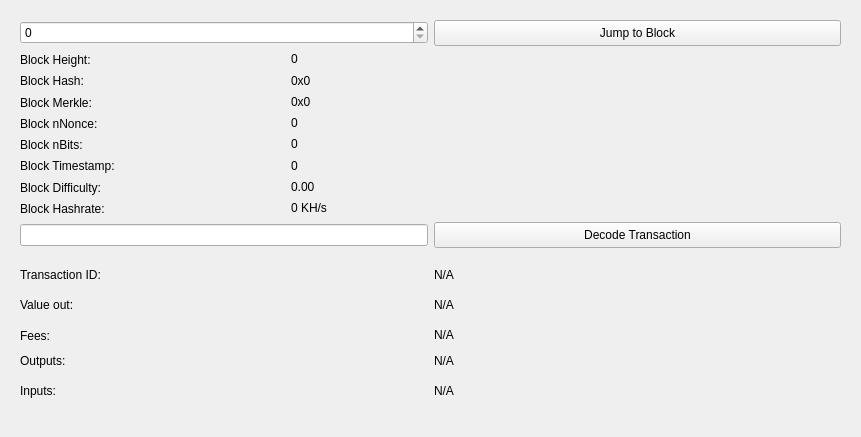
Old version of the form src/qt/forms/blockbrowser.ui in the repository SyndicateLabs/SyndicateQT.
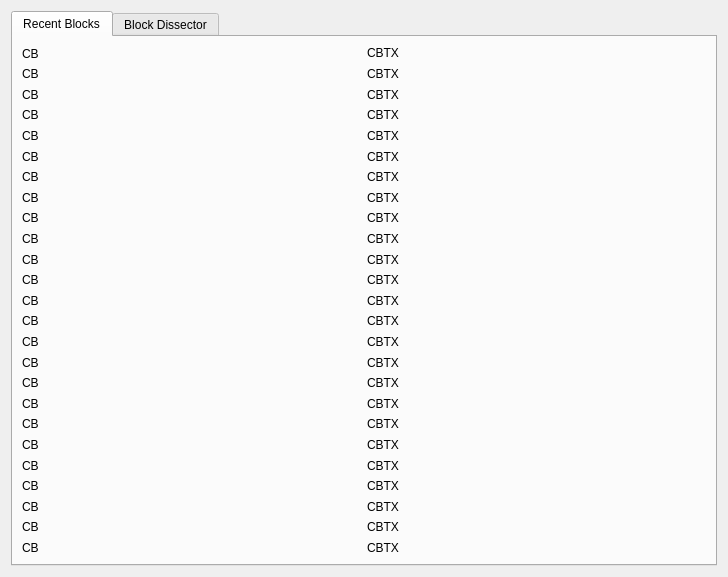
New version of the form.

```diff
--- a/src/qt/forms/blockbrowser.ui
+++ b/src/qt/forms/blockbrowser.ui
@@ -12,8 +12,8 @@
    <rect>
     <x>0</x>
     <y>0</y>
-    <width>861</width>
-    <height>437</height>
+    <width>728</width>
+    <height>577</height>
    </rect>
   </property>
   <property name="sizePolicy">
@@ -30,6 +30,384 @@
   </property>
   <layout class="QGridLayout" name="gridLayout_3">
    <item row="0" column="0">
+    <widget class="QTabWidget" name="tabWidget">
+     <property name="currentIndex">
+      <number>0</number>
+     </property>
+     <widget class="QWidget" name="tab">
+      <attribute name="title">
+       <string>Recent Blocks</string>
+      </attribute>
+      <layout class="QGridLayout" name="gridLayout_5">
+       <item row="0" column="0">
+        <layout class="QVBoxLayout" name="verticalLayout">
+         <item>
+          <widget class="QLabel" name="cbLabel">
+           <property name="text">
+            <string>CB</string>
+           </property>
+          </widget>
+         </item>
+         <item>
+          <widget class="QLabel" name="cbLabel_2">
+           <property name="text">
+            <string>CB</string>
+           </property>
+          </widget>
+         </item>
+         <item>
+          <widget class="QLabel" name="cbLabel_3">
+           <property name="text">
+            <string>CB</string>
+           </property>
+          </widget>
+         </item>
+         <item>
+          <widget class="QLabel" name="cbLabel_4">
+           <property name="text">
+            <string>CB</string>
+           </property>
+          </widget>
+         </item>
+         <item>
+          <widget class="QLabel" name="cbLabel_5">
+           <property name="text">
+            <string>CB</string>
+           </property>
+          </widget>
+         </item>
+         <item>
+          <widget class="QLabel" name="cbLabel_6">
+           <property name="text">
+            <string>CB</string>
+           </property>
+          </widget>
+         </item>
+         <item>
+          <widget class="QLabel" name="cbLabel_7">
+           <property name="text">
+            <string>CB</string>
+           </property>
+          </widget>
+         </item>
+         <item>
+          <widget class="QLabel" name="cbLabel_8">
+           <property name="text">
+            <string>CB</string>
+           </property>
+          </widget>
+         </item>
+         <item>
+          <widget class="QLabel" name="cbLabel_9">
+           <property name="text">
+            <string>CB</string>
+           </property>
+          </widget>
+         </item>
+         <item>
+          <widget class="QLabel" name="cbLabel_10">
+           <property name="text">
+            <string>CB</string>
+           </property>
+          </widget>
+         </item>
+         <item>
+          <widget class="QLabel" name="cbLabel_11">
+           <property name="text">
+            <string>CB</string>
+           </property>
+          </widget>
+         </item>
+         <item>
+          <widget class="QLabel" name="cbLabel_12">
+           <property name="text">
+            <string>CB</string>
+           </property>
+          </widget>
+         </item>
+         <item>
+          <widget class="QLabel" name="cbLabel_13">
+           <property name="text">
+            <string>CB</string>
+           </property>
+          </widget>
+         </item>
+         <item>
+          <widget class="QLabel" name="cbLabel_14">
+           <property name="text">
+            <string>CB</string>
+           </property>
+          </widget>
+         </item>
+         <item>
+          <widget class="QLabel" name="cbLabel_15">
+           <property name="text">
+            <string>CB</string>
+           </property>
+          </widget>
+         </item>
+         <item>
+          <widget class="QLabel" name="cbLabel_16">
+           <property name="text">
+            <string>CB</string>
+           </property>
+          </widget>
+         </item>
+         <item>
+          <widget class="QLabel" name="cbLabel_17">
+           <property name="text">
+            <string>CB</string>
+           </property>
+          </widget>
+         </item>
+         <item>
+          <widget class="QLabel" name="cbLabel_18">
+           <property name="text">
+            <string>CB</string>
+           </property>
+          </widget>
+         </item>
+         <item>
+          <widget class="QLabel" name="cbLabel_19">
+           <property name="text">
+            <string>CB</string>
+           </property>
+          </widget>
+         </item>
+         <item>
+          <widget class="QLabel" name="cbLabel_20">
+           <property name="text">
+            <string>CB</string>
+           </property>
+          </widget>
+         </item>
+         <item>
+          <widget class="QLabel" name="cbLabel_21">
+           <property name="text">
+            <string>CB</string>
+           </property>
+          </widget>
+         </item>
+         <item>
+          <widget class="QLabel" name="cbLabel_22">
+           <property name="text">
+            <string>CB</string>
+           </property>
+          </widget>
+         </item>
+         <item>
+          <widget class="QLabel" name="cbLabel_23">
+           <property name="text">
+            <string>CB</string>
+           </property>
+          </widget>
+         </item>
+         <item>
+          <widget class="QLabel" name="cbLabel_24">
+           <property name="text">
+            <string>CB</string>
+           </property>
+          </widget>
+         </item>
+         <item>
+          <widget class="QLabel" name="cbLabel_25">
+           <property name="text">
+            <string>CB</string>
+           </property>
+          </widget>
+         </item>
+        </layout>
+       </item>
+       <item row="0" column="1">
+        <layout class="QVBoxLayout" name="verticalLayout_2">
+         <item>
+          <widget class="QLabel" name="CBTX">
+           <property name="text">
+            <string>CBTX</string>
+           </property>
+           <property name="textInteractionFlags">
+            <set>Qt::LinksAccessibleByMouse|Qt::TextSelectableByMouse</set>
+           </property>
+          </widget>
+         </item>
+         <item>
+          <widget class="QLabel" name="CBTX_12">
+           <property name="text">
+            <string>CBTX</string>
+           </property>
+          </widget>
+         </item>
+         <item>
+          <widget class="QLabel" name="CBTX_19">
+           <property name="text">
+            <string>CBTX</string>
+           </property>
+          </widget>
+         </item>
+         <item>
+          <widget class="QLabel" name="CBTX_20">
+           <property name="text">
+            <string>CBTX</string>
+           </property>
+          </widget>
+         </item>
+         <item>
+          <widget class="QLabel" name="CBTX_21">
+           <property name="text">
+            <string>CBTX</string>
+           </property>
+          </widget>
+         </item>
+         <item>
+          <widget class="QLabel" name="CBTX_22">
+           <property name="text">
+            <string>CBTX</string>
+           </property>
+          </widget>
+         </item>
+         <item>
+          <widget class="QLabel" name="CBTX_23">
+           <property name="text">
+            <string>CBTX</string>
+           </property>
+          </widget>
+         </item>
+         <item>
+          <widget class="QLabel" name="CBTX_24">
+           <property name="text">
+            <string>CBTX</string>
+           </property>
+          </widget>
+         </item>
+         <item>
+          <widget class="QLabel" name="CBTX_25">
+           <property name="text">
+            <string>CBTX</string>
+           </property>
+          </widget>
+         </item>
+         <item>
+          <widget class="QLabel" name="CBTX_2">
+           <property name="text">
+            <string>CBTX</string>
+           </property>
+          </widget>
+         </item>
+         <item>
+          <widget class="QLabel" name="CBTX_3">
+           <property name="text">
+            <string>CBTX</string>
+           </property>
+          </widget>
+         </item>
+         <item>
+          <widget class="QLabel" name="CBTX_4">
+           <property name="text">
+            <string>CBTX</string>
+           </property>
+          </widget>
+         </item>
+         <item>
+          <widget class="QLabel" name="CBTX_5">
+           <property name="text">
+            <string>CBTX</string>
+           </property>
+          </widget>
+         </item>
+         <item>
+          <widget class="QLabel" name="CBTX_6">
+           <property name="text">
+            <string>CBTX</string>
+           </property>
+          </widget>
+         </item>
+         <item>
+          <widget class="QLabel" name="CBTX_7">
+           <property name="text">
+            <string>CBTX</string>
+           </property>
+          </widget>
+         </item>
+         <item>
+          <widget class="QLabel" name="CBTX_8">
+           <property name="text">
+            <string>CBTX</string>
+           </property>
+          </widget>
+         </item>
+         <item>
+          <widget class="QLabel" name="CBTX_9">
+           <property name="text">
+            <string>CBTX</string>
+           </property>
+          </widget>
+         </item>
+         <item>
+          <widget class="QLabel" name="CBTX_10">
+           <property name="text">
+            <string>CBTX</string>
+           </property>
+          </widget>
+         </item>
+         <item>
+          <widget class="QLabel" name="CBTX_11">
+           <property name="text">
+            <string>CBTX</string>
+           </property>
+          </widget>
+         </item>
+         <item>
+          <widget class="QLabel" name="CBTX_13">
+           <property name="text">
+            <string>CBTX</string>
+           </property>
+          </widget>
+         </item>
+         <item>
+          <widget class="QLabel" name="CBTX_14">
+           <property name="text">
+            <string>CBTX</string>
+           </property>
+          </widget>
+         </item>
+         <item>
+          <widget class="QLabel" name="CBTX_15">
+           <property name="text">
+            <string>CBTX</string>
+           </property>
+          </widget>
+         </item>
+         <item>
+          <widget class="QLabel" name="CBTX_16">
+           <property name="text">
+            <string>CBTX</string>
+           </property>
+          </widget>
+         </item>
+         <item>
+          <widget class="QLabel" name="CBTX_17">
+           <property name="text">
+            <string>CBTX</string>
+           </property>
+          </widget>
+         </item>
+         <item>
+          <widget class="QLabel" name="CBTX_18">
+           <property name="text">
+            <string>CBTX</string>
+           </property>
+          </widget>
+         </item>
+        </layout>
+       </item>
+      </layout>
+     </widget>
+     <widget class="QWidget" name="tab_2">
+      <attribute name="title">
+       <string>Block Dissector</string>
+      </attribute>
+      <layout class="QGridLayout" name="gridLayout_4">
+       <item row="0" column="0">
     <widget class="QWidget" name="blockContainer" native="true">
      <layout class="QGridLayout" name="gridLayout_2">
       <item row="0" column="0">
@@ -74,6 +452,12 @@
        <layout class="QGridLayout" name="gridLayout">
         <item row="0" column="0">
          <widget class="QLabel" name="heightLabel_2">
+              <property name="minimumSize">
+               <size>
+                <width>0</width>
+                <height>0</height>
+               </size>
+              </property>
           <property name="text">
            <string>Block Height:</string>
           </property>
@@ -152,6 +536,12 @@
         </item>
         <item row="3" column="0">
          <widget class="QLabel" name="nonceLabel">
+              <property name="minimumSize">
+               <size>
+                <width>0</width>
+                <height>0</height>
+               </size>
+              </property>
           <property name="text">
            <string>Block nNonce:</string>
           </property>
@@ -390,6 +780,10 @@
      <zorder>heightBox</zorder>
      <zorder>blockButton</zorder>
      <zorder>txBox</zorder>
+        </widget>
+       </item>
+      </layout>
+     </widget>
     </widget>
    </item>
   </layout>
```
Left out of the diff: 296 changed lines with no effect on the pictures. Lines whose indentation alone changed are shown as unchanged.
